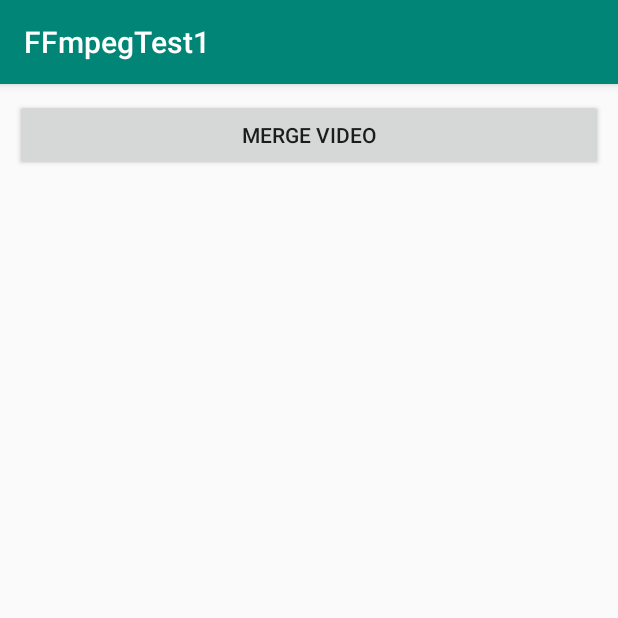
After one commit to m15115021148/FFmpegTest1, an Android app: the MergeVideoActivity screen opened directly, with no data from a screen before it, on a phone screen of 412 x 824 dp, the top half of it. The commit adds this screen. Run offline under Robolectric (Android 15) with nearby library versions, the light colour scheme and no system bars.

Commit message:
play video merge

```diff
--- a/app/src/main/AndroidManifest.xml
+++ b/app/src/main/AndroidManifest.xml
@@ -19,7 +19,8 @@
                 <category android:name="android.intent.category.LAUNCHER" />
             </intent-filter>
         </activity>
-        <activity android:name=".OpencvActivity"></activity>
+        <activity android:name=".OpencvActivity" />
+        <activity android:name=".MergeVideoActivity"></activity>
     </application>
 
 </manifest>
--- a/app/src/main/java/com/geek/ffmpegtest1/MainActivity.java
+++ b/app/src/main/java/com/geek/ffmpegtest1/MainActivity.java
@@ -163,4 +163,10 @@ public class MainActivity extends AppCompatActivity {
         intent.setClass(this,OpencvActivity.class);
         startActivity(intent);
     }
+
+    public void onMergeVideo(View view) {
+        Intent intent = new Intent();
+        intent.setClass(this,MergeVideoActivity.class);
+        startActivity(intent);
+    }
 }
--- /dev/null
+++ b/app/src/main/java/com/geek/ffmpegtest1/MergeVideoActivity.java
@@ -0,0 +1,37 @@
+package com.geek.ffmpegtest1;
+
+import android.app.ProgressDialog;
+import android.support.v7.app.AppCompatActivity;
+import android.os.Bundle;
+import android.view.View;
+import android.widget.Toast;
+
+public class MergeVideoActivity extends AppCompatActivity {
+    private String imgPath = "/storage/emulated/0/DCIM/Camera/image/merge/";
+    private String videoName = "storage/emulated/0/DCIM/Camera/play_video.avi";
+    private ProgressDialog progressDialog;
+
+    @Override
+    protected void onCreate(Bundle savedInstanceState) {
+        super.onCreate(savedInstanceState);
+        setContentView(R.layout.activity_merge_video);
+
+        progressDialog = new ProgressDialog(this);
+        progressDialog.setCancelable(false);
+    }
+
+    public void onMergeRun(View view) {
+        OpencvUtil.executeVideo(imgPath, videoName, new OpencvUtil.OpenCVRunListener() {
+            @Override
+            public void onStart() {
+                progressDialog.show();
+            }
+
+            @Override
+            public void onEnd(double result) {
+                progressDialog.dismiss();
+                Toast.makeText(MergeVideoActivity.this,"success",Toast.LENGTH_SHORT).show();
+            }
+        });
+    }
+}
--- /dev/null
+++ b/app/src/main/res/layout/activity_merge_video.xml
@@ -0,0 +1,16 @@
+<?xml version="1.0" encoding="utf-8"?>
+<LinearLayout xmlns:android="http://schemas.android.com/apk/res/android"
+    xmlns:tools="http://schemas.android.com/tools"
+    android:layout_width="match_parent"
+    android:layout_height="match_parent"
+    android:orientation="vertical"
+    tools:context=".MergeVideoActivity">
+
+    <Button
+        android:text="MERGE VIDEO"
+        android:layout_margin="10dp"
+        android:onClick="onMergeRun"
+        android:layout_width="match_parent"
+        android:layout_height="wrap_content" />
+
+</LinearLayout>
```
Also changed, not shown: app/src/main/java/com/geek/ffmpegtest1/OpencvUtil.java (+26 -0 lines), app/src/main/res/layout/activity_main.xml (+7 -0 lines), 1 other file.
